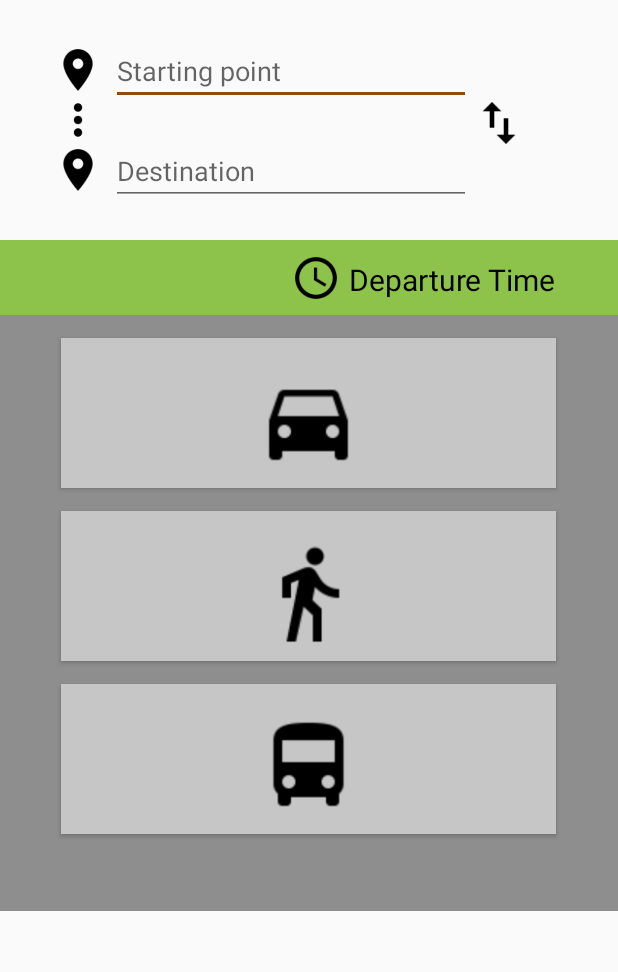
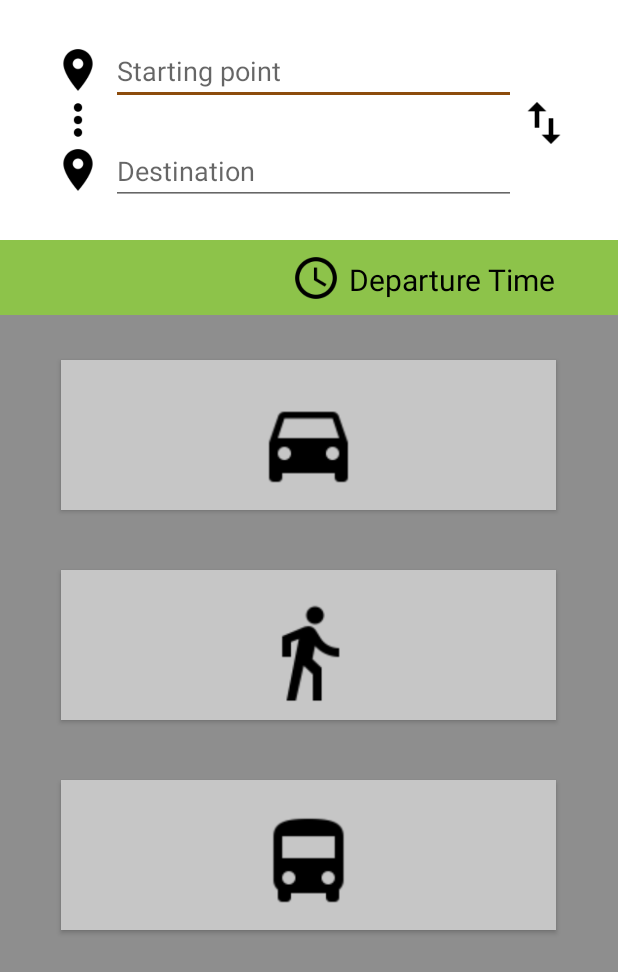
Before and after one commit to karenfrilya97/NUSMapsv2, an Android app: the DirectionsActivity screen opened directly, with no data from a screen before it, on a phone screen of 412 x 824 dp. Shown: the top 972 px of the screen. Run offline under Robolectric (Android 15) with nearby library versions, the phone set to English and light mode, and no system bars; 4 statements that could not run were skipped.

Commit message:
Solved missing symbols (Directions Page) Shifted search bar back to center (Maps Page)

```diff
--- a/app/src/main/res/layout/activity_directions.xml
+++ b/app/src/main/res/layout/activity_directions.xml
@@ -4,7 +4,14 @@
     xmlns:tools="http://schemas.android.com/tools"
     android:layout_width="match_parent"
     android:layout_height="match_parent"
+    android:background="#8E8E8E"
     tools:context="com.example.bryan.nusmapsv2.DirectionsActivity">
+
+    <ImageView
+        android:id="@+id/white"
+        android:background="#ffffff"
+        android:layout_width="match_parent"
+        android:layout_height="210dp" />
 
     <ImageButton
         android:id="@+id/location1"
@@ -16,7 +23,7 @@
 
     <AutoCompleteTextView
         android:id="@+id/startingPoint"
-        android:layout_width="240dp"
+        android:layout_width="270dp"
         android:layout_height="40dp"
         android:hint="Starting point"
         android:layout_alignTop="@+id/location1"
@@ -41,7 +48,7 @@
 
     <AutoCompleteTextView
         android:id="@+id/destination"
-        android:layout_width="240dp"
+        android:layout_width="270dp"
         android:layout_height="40dp"
         android:hint="Destination"
         android:layout_alignTop="@+id/location2"
@@ -62,8 +69,7 @@
         android:layout_width="match_parent"
         android:layout_height="50dp"
         android:layout_alignParentStart="true"
-        android:layout_below="@+id/location2"
-        android:layout_marginTop="30dp"
+        android:layout_alignBottom="@+id/white"
         android:background="#8DC34A" />
 
     <ImageView
@@ -98,29 +104,21 @@
         android:layout_centerVertical="true"
         android:layout_centerHorizontal="true" />
 
-    <ImageView
-        android:id="@+id/grey"
-        android:background="#8E8E8E"
-        android:layout_width="match_parent"
-        android:layout_height="397dp"
-        android:layout_below="@+id/greenLine" />
-
     <Button
         android:id="@+id/buttonCar"
         android:background="#C6C6C6"
         android:layout_width="330dp"
         android:layout_height="100dp"
-        android:layout_alignTop="@+id/grey"
-        android:layout_marginTop="15dp"
+        android:layout_below="@+id/greenLine"
+        android:layout_marginTop="30dp"
         android:layout_centerHorizontal="true"
         android:clickable="true"/>
 
-    <ImageView
+    <Button
         android:id="@+id/carIcon"
         android:background="@drawable/ic_directions_car_black_48dp"
         android:layout_width="70dp"
         android:layout_height="70dp"
-        android:translationZ="2dp"
         android:layout_alignTop="@+id/buttonCar"
         android:layout_marginTop="20dp"
         android:layout_centerHorizontal="true"/>
@@ -159,11 +157,11 @@
         android:layout_width="330dp"
         android:layout_height="100dp"
         android:layout_below="@+id/buttonCar"
-        android:layout_marginTop="15dp"
+        android:layout_marginTop="40dp"
         android:layout_centerHorizontal="true"
         android:clickable="true"/>
 
-    <ImageView
+    <Button
         android:id="@+id/walkIcon"
         android:background="@drawable/ic_directions_walk_black_48dp"
         android:layout_width="70dp"
@@ -207,11 +205,11 @@
         android:layout_width="330dp"
         android:layout_height="100dp"
         android:layout_below="@+id/walk"
-        android:layout_marginTop="15dp"
+        android:layout_marginTop="40dp"
         android:layout_centerHorizontal="true"
         android:clickable="true"/>
 
-    <ImageView
+    <Button
         android:id="@+id/busIcon"
         android:background="@drawable/ic_directions_bus_black_48dp"
         android:layout_width="70dp"
--- a/app/src/main/res/layout/activity_maps.xml
+++ b/app/src/main/res/layout/activity_maps.xml
@@ -20,8 +20,7 @@
     <android.support.v7.widget.CardView
         xmlns:card_view="http://schemas.android.com/apk/res-auto"
         android:id="@+id/card_view"
-        android:layout_marginStart="10dp"
-        android:layout_marginTop="10dp"
+        android:layout_gravity="top|center"
         android:layout_width="300dp"
         android:layout_height="40dp"
         card_view:cardCornerRadius="4dp"
```
